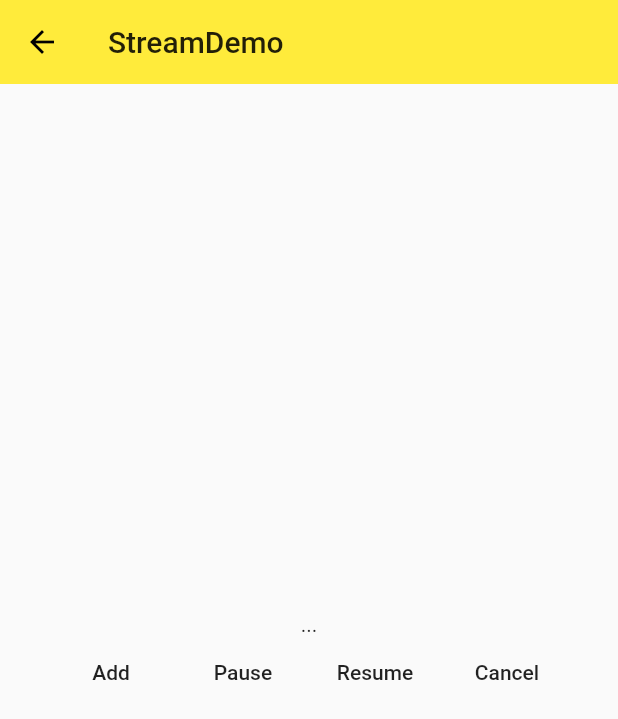
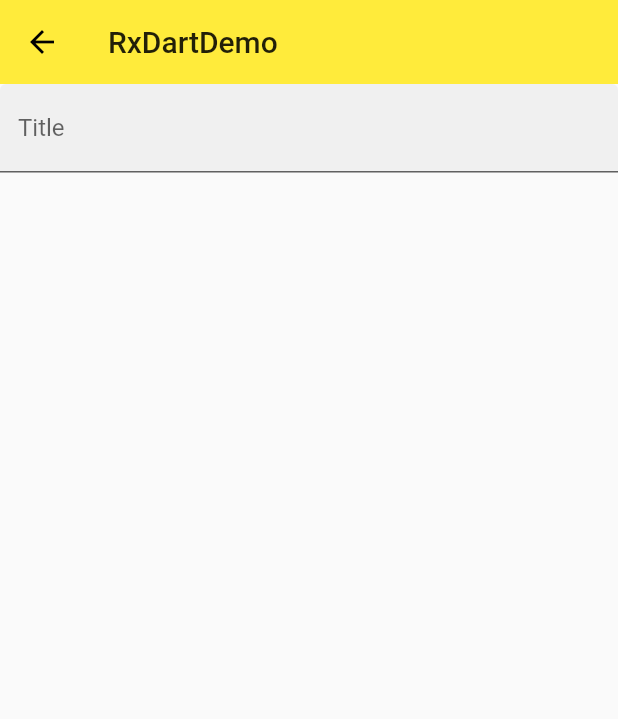
Before and after one commit to judastatus/helloflutter, a Flutter app: the screen it shows after launch, on a phone screen of 412 x 824 dp. Shown: the top 719 px of the screen. Run offline on Flutter 3.47's test engine with Material 2 defaults, Android fonts, the phone set to English and light mode, and no system bars; our stand-ins replace rxdart; missing offline and left inert: dart:ffi; statements that could not run were skipped.

Commit message:
feat:rxdart

```diff
--- /dev/null
+++ b/lib/demo/rxdart/rxdart_demo.dart
@@ -0,0 +1,86 @@
+import 'package:flutter/material.dart';
+import 'package:rxdart/rxdart.dart';
+import 'dart:async';
+
+class RxDartDemo extends StatelessWidget {
+  @override
+  Widget build(BuildContext context) {
+    return Scaffold(
+      appBar: AppBar(
+        title: Text('RxDartDemo'),
+        elevation: 0.0,
+      ),
+      body: RxDartDemoHome(),
+    );
+  }
+}
+
+class RxDartDemoHome extends StatefulWidget {
+  @override
+  _RxDartDemoHomeState createState() => _RxDartDemoHomeState();
+}
+
+class _RxDartDemoHomeState extends State<RxDartDemoHome> {
+  PublishSubject<String> _textFieldSubject;
+
+  @override
+  void initState() {
+    super.initState();
+
+    _textFieldSubject = PublishSubject<String>();
+
+    _textFieldSubject
+        // .map((item) => 'item: $item')
+        // .where((item) => item.length > 9)
+        .debounce(Duration(milliseconds: 500))
+        .listen((data) => print(data));
+
+    // Observable<String> _observable =
+    //     // Observable(Stream.fromIterable(['hello', '您好']));
+    //     // Observable.fromFuture(Future.value('hello ~'));
+    //     // Observable.fromIterable(['hello', '您好']);
+    //     // Observable.just('hello ~');
+    //     Observable.periodic(Duration(seconds: 3), (x) => x.toString());
+
+    // _observable.listen(print);
+
+    // PublishSubject<String> _subject = PublishSubject<String>();
+    // BehaviorSubject<String> _subject = BehaviorSubject<String>();
+    // ReplaySubject<String> _subject = ReplaySubject<String>(maxSize: 2);
+
+    // _subject.add('hello');
+    // _subject.add('hola');
+    // _subject.add('hi');
+    // _subject.listen((data) => print('listen 1: $data'));
+    // _subject.listen((data) => print('listen 2: ${data.toUpperCase()}'));
+
+    // _subject.close();
+  }
+
+  @override
+  void dispose() {
+    super.dispose();
+    _textFieldSubject.close();
+  }
+
+  @override
+  Widget build(BuildContext context) {
+    return Theme(
+      data: Theme.of(context).copyWith(
+        primaryColor: Colors.black,
+      ),
+      child: TextField(
+        onChanged: (value) {
+          _textFieldSubject.add('input: $value');
+        },
+        onSubmitted: (value) {
+          _textFieldSubject.add('submit: $value');
+        },
+        decoration: InputDecoration(
+          labelText: 'Title',
+          filled: true,
+        ),
+      ),
+    );
+  }
+}
--- a/lib/main.dart
+++ b/lib/main.dart
@@ -7,6 +7,7 @@ import 'package:helloflutter/demo/component_demo.dart';
 import 'package:helloflutter/demo/drawer_demo.dart';
 import 'package:helloflutter/demo/form_demo.dart';
 import 'package:helloflutter/demo/layout_demo.dart';
+import 'package:helloflutter/demo/rxdart/rxdart_demo.dart';
 import 'package:helloflutter/demo/sliver_demo.dart';
 import 'package:helloflutter/demo/state/state_demo.dart';
 import 'package:helloflutter/demo/stream/stream_demo.dart';
@@ -24,7 +25,7 @@ class App extends StatelessWidget {
   Widget build(BuildContext context) {
     return MaterialApp(
       debugShowCheckedModeBanner: false,
-      initialRoute: "/stream",
+      initialRoute: "/rxdart",
       // home: Home(),
       routes: {
         "/": (context) => Home(),
@@ -32,7 +33,8 @@ class App extends StatelessWidget {
         "/form": (context) => FormDemo(),
         "/com": (context) => ComponentDemo(),
         "/state": (context) => StateManagementDemo(),
-        "/stream": (context) => StreamDemo()
+        "/stream": (context) => StreamDemo(),
+        "/rxdart": (context) => RxDartDemo()
       },
       theme: ThemeData(
           primarySwatch: Colors.yellow,
--- a/pubspec.yaml
+++ b/pubspec.yaml
@@ -29,6 +29,7 @@ dependencies:
   # Use with the CupertinoIcons class for iOS style icons.
   cupertino_icons: ^0.1.3
   scoped_model: ^0.3.0
+  rxdart: ^0.18.1
 
 dev_dependencies:
   flutter_test:
```
Also changed, not shown: pubspec.lock.
